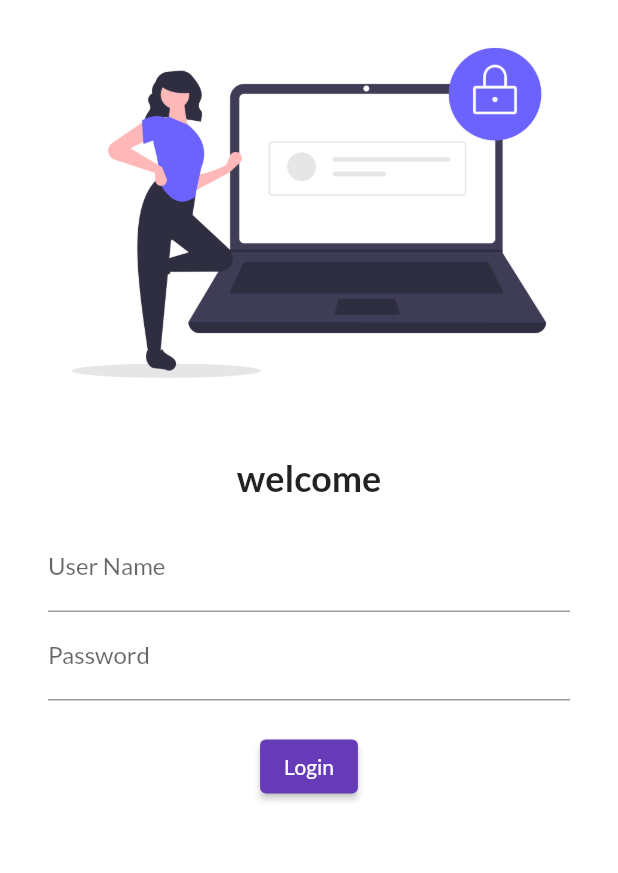
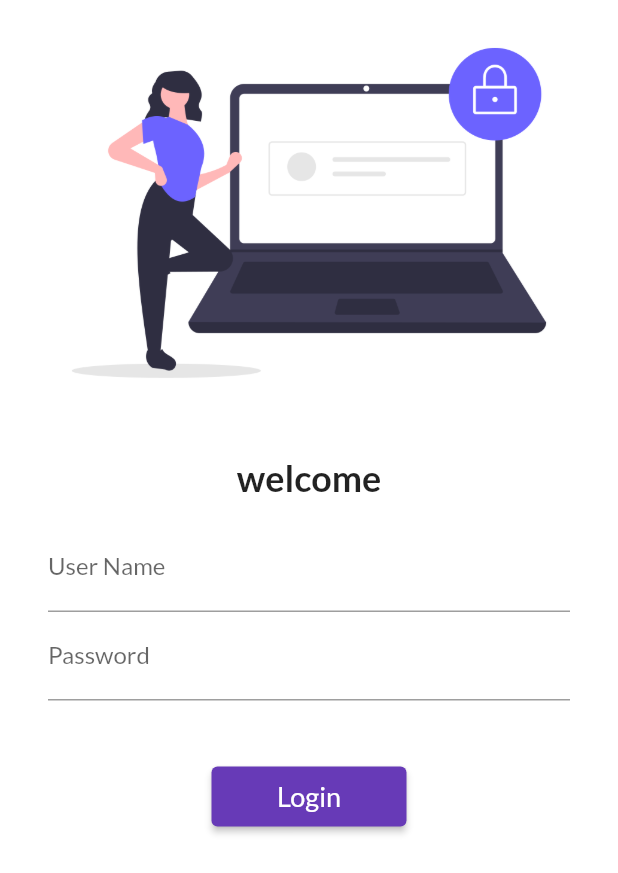
Before and after one commit to someshwari-rudra/30daysFlutter, a Flutter app: the screen it shows after launch, on a phone screen of 412 x 824 dp. Shown: the top 873 px of the screen. Run offline on Flutter 3.47's test engine with Material 2 defaults, Android fonts, the phone set to English and light mode, and no system bars; our stand-ins replace google_fonts.

Commit message:
day5completed

```diff
--- a/bloodbank/lib/main.dart
+++ b/bloodbank/lib/main.dart
@@ -1,5 +1,7 @@
 // import 'package:bloodbank/pages/home_page.dart';
+import 'package:bloodbank/pages/home_page.dart';
 import 'package:bloodbank/pages/login_page.dart';
+import 'package:bloodbank/utils/routes.dart';
 import 'package:flutter/material.dart';
 import 'package:google_fonts/google_fonts.dart';
 
@@ -13,11 +15,13 @@ class MyApp extends StatelessWidget {
   @override
   Widget build(BuildContext context) {
     return MaterialApp(
+      debugShowCheckedModeBanner: false,
       themeMode: ThemeMode.light,
       theme: ThemeData(
           primarySwatch: Colors.deepPurple,
           fontFamily: GoogleFonts.lato().fontFamily),
       home: loginPage(),
+      routes: {MYRoutes.homeRoute: (context) => homePage()},
     );
   }
 }
--- a/bloodbank/lib/pages/login_page.dart
+++ b/bloodbank/lib/pages/login_page.dart
@@ -1,3 +1,4 @@
+import 'package:bloodbank/utils/routes.dart';
 import 'package:flutter/material.dart';
 
 class loginPage extends StatelessWidget {
@@ -7,6 +8,7 @@ class loginPage extends StatelessWidget {
   Widget build(BuildContext context) {
     return Material(
       color: Colors.white,
+      child: SingleChildScrollView(
         child: Column(
           children: [
             Image.asset(
@@ -39,18 +41,24 @@ class loginPage extends StatelessWidget {
                     ),
                   ),
                   SizedBox(
-                  height: 20.0,
+                    height: 40.0,
                   ),
                   ElevatedButton(
-                  child: Text("Login"),
-                  style: TextButton.styleFrom(),
-                  onPressed: () {},
+                    child: Text(
+                      "Login",
+                      style: TextStyle(fontSize: 18),
+                    ),
+                    style: TextButton.styleFrom(minimumSize: Size(130, 40)),
+                    onPressed: () {
+                      Navigator.pushNamed(context, MYRoutes.homeRoute);
+                    },
                   )
                 ],
               ),
             )
           ],
         ),
+      ),
     );
   }
 }
--- /dev/null
+++ b/bloodbank/lib/utils/routes.dart
@@ -0,0 +1,4 @@
+class MYRoutes {
+  static String loginRoute = "/login";
+   static String homeRoute = "/home";
+}
```
Lines whose indentation alone changed are shown as unchanged.
